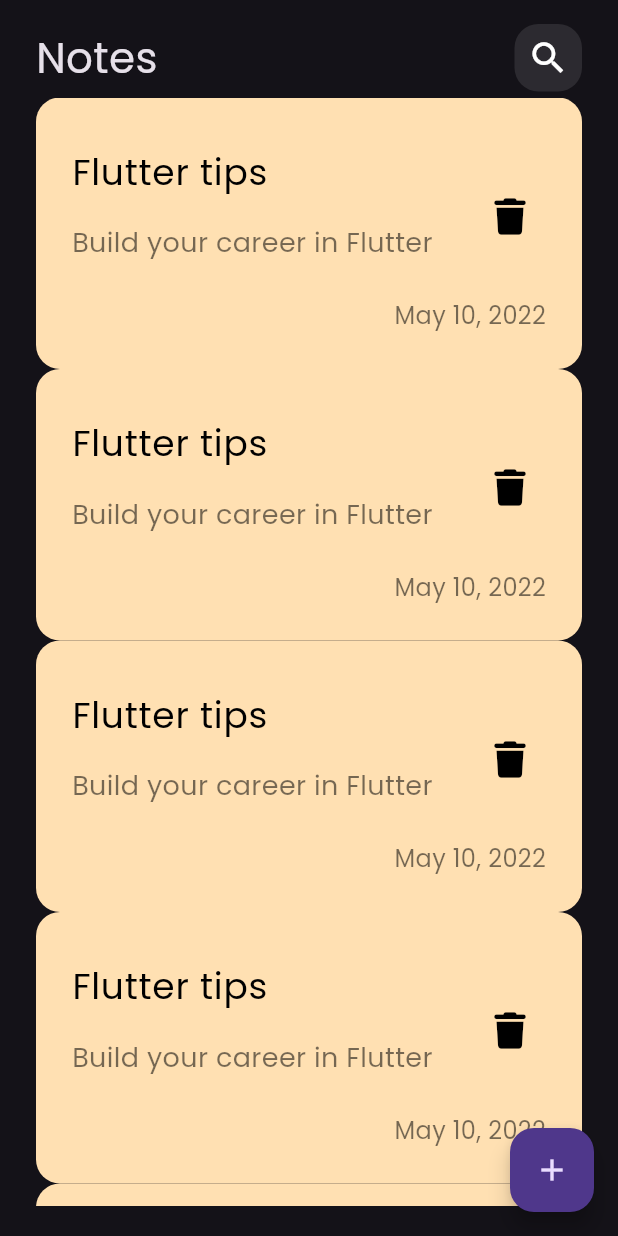
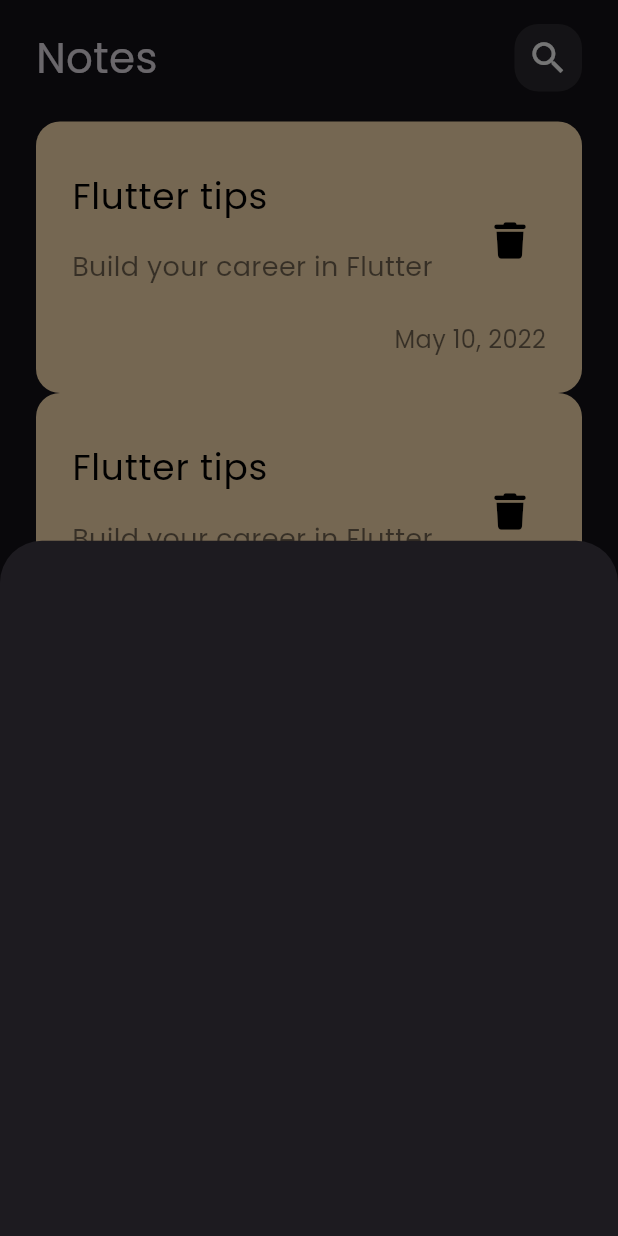
Before and after one commit to mohamed-eid-f/notes, a Flutter app: the screen it shows after launch, after a tap on the "add" icon, on a phone screen of 412 x 824 dp. Run offline on Flutter 3.47's test engine with Material 3 defaults, Android fonts, the phone set to English and light mode, and no system bars; our stand-ins replace font_awesome_flutter.

Commit message:
show modal bottomsheet

```diff
--- a/lib/pages/home_page.dart
+++ b/lib/pages/home_page.dart
@@ -1,5 +1,6 @@
 import 'package:flutter/material.dart';
 
+import '../widgets/add_note_bottom_sheet.dart';
 import '../widgets/notes_body_widget.dart';
 
 class HomePage extends StatelessWidget {
@@ -9,7 +10,12 @@ class HomePage extends StatelessWidget {
     return Scaffold(
       body: const NotesBodyWidget(),
       floatingActionButton: FloatingActionButton(
-        onPressed: () {},
+        onPressed: () {
+          showModalBottomSheet(
+            context: context,
+            builder: (context) => const AddNoteBottomSheet(),
+          );
+        },
         child: const Icon(Icons.add),
       ),
     );
--- /dev/null
+++ b/lib/widgets/add_note_bottom_sheet.dart
@@ -0,0 +1,12 @@
+import 'package:flutter/material.dart';
+
+class AddNoteBottomSheet extends StatelessWidget {
+  const AddNoteBottomSheet({
+    super.key,
+  });
+
+  @override
+  Widget build(BuildContext context) {
+    return Container();
+  }
+}
--- a/lib/widgets/notes_list_view.dart
+++ b/lib/widgets/notes_list_view.dart
@@ -9,6 +9,7 @@ class NotesListView extends StatelessWidget {
   @override
   Widget build(BuildContext context) {
     return ListView.builder(
+      padding: const EdgeInsets.symmetric(vertical: 16.0),
       itemBuilder: (context, index) => const NoteItemWidget(),
     );
   }
```
